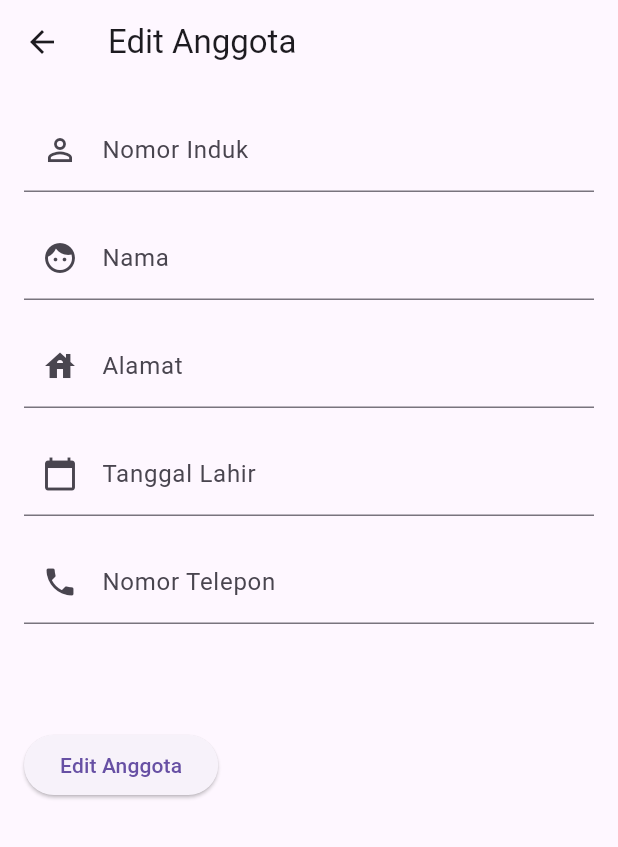
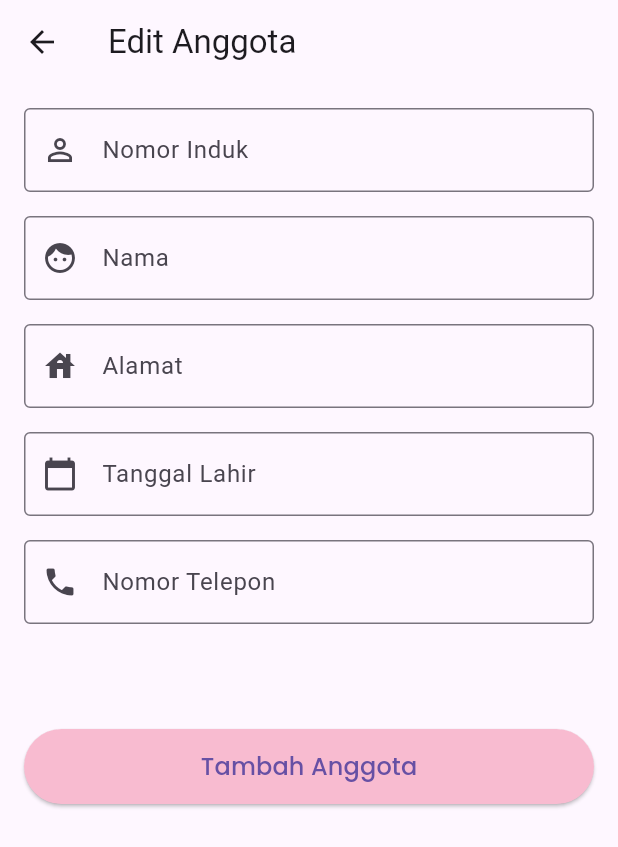
Before and after one commit to gitasriadnyani/progmobtugas, a Flutter app: the EditUser screen opened directly with empty values, on a phone screen of 412 x 824 dp. Shown: the top 847 px of the screen. Run offline on Flutter 3.47's test engine with Material 3 defaults, Android fonts, the phone set to English and light mode, and no system bars; our stand-ins replace dio, get_storage; accounts and stored records are empty.

Commit message:
update part brp kaden

```diff
--- a/lib/page/useredit.dart
+++ b/lib/page/useredit.dart
@@ -185,6 +185,7 @@ class _EditUserState extends State<EditUser> {
         ),
         body: Padding(
           padding: const EdgeInsets.all(16),
+          child: Container(
             child: ListView(
               children: [
                 Form(
@@ -204,6 +205,7 @@ class _EditUserState extends State<EditUser> {
                         decoration: const InputDecoration(
                           labelText: 'Nomor Induk',
                           hintText: 'Masukkan nomor induk',
+                          border: OutlineInputBorder(),
                           prefixIcon: Icon(Icons.perm_identity),
                         ),
                       ),
@@ -219,6 +221,7 @@ class _EditUserState extends State<EditUser> {
                         decoration: const InputDecoration(
                           labelText: 'Nama',
                           hintText: 'Masukkan nama',
+                          border: OutlineInputBorder(),
                           prefixIcon: Icon(Icons.face),
                         ),
                       ),
@@ -234,6 +237,7 @@ class _EditUserState extends State<EditUser> {
                         decoration: const InputDecoration(
                           labelText: 'Alamat',
                           hintText: 'Masukkan alamat',
+                          border: OutlineInputBorder(),
                           prefixIcon: Icon(Icons.house),
                         ),
                       ),
@@ -243,6 +247,7 @@ class _EditUserState extends State<EditUser> {
                         decoration: const InputDecoration(
                           labelText: 'Tanggal Lahir',
                           hintText: 'Masukkan tanggal lahir',
+                          border: OutlineInputBorder(),
                           prefixIcon: Icon(Icons.calendar_today),
                         ),
                         readOnly: true,
@@ -269,25 +274,41 @@ class _EditUserState extends State<EditUser> {
                         decoration: const InputDecoration(
                           labelText: 'Nomor Telepon',
                           hintText: 'Masukkan nomor telepon',
+                          border: OutlineInputBorder(),
                           prefixIcon: Icon(Icons.phone),
                         ),
                       ),
                       const SizedBox(height: 70),
-                  ElevatedButton(
+                      Row(
+                        children: [
+                          Expanded(
+                            child: ElevatedButton(
                               onPressed: () {
                                 if (_formKey.currentState!.validate()) {
                                   _formKey.currentState!.save();
                                   goEditUser();
                                 }
                               },
-                    child: Text('Edit Anggota'),
+                              style: ButtonStyle(
+                                backgroundColor:
+                                    MaterialStateProperty.all<Color>(
+                                        Colors.pink[100]!),
+                                minimumSize: MaterialStateProperty.all(
+                                    const Size(200, 50)),
                               ),
+                              child: const Text('Tambah Anggota',
+                                  style: TextStyle(
+                                      fontSize: 16, fontFamily: 'Poppins')),
+                            ),
+                          )
+                        ],
+                      )
                     ],
                   ),
                 ),
               ],
             ),
           ),
-    );
+        ));
   }
 }
```
Lines whose indentation alone changed are shown as unchanged.
